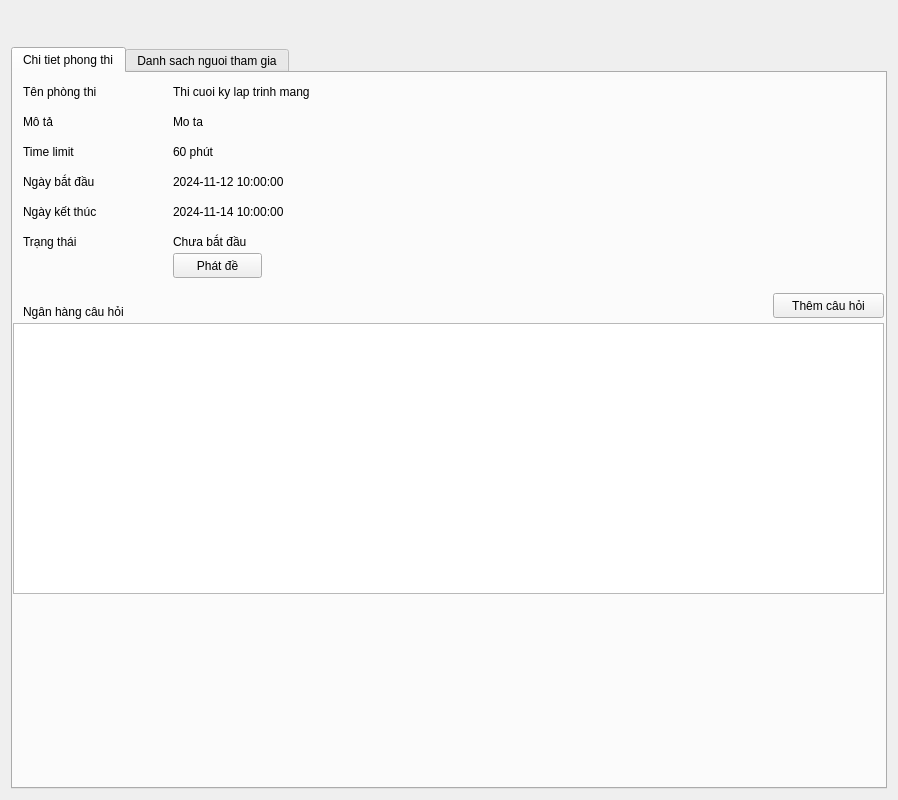
The window that frontend/examroomdialog.ui (luandv03/Quizz-app) describes before a commit, drawn with Qt 5.
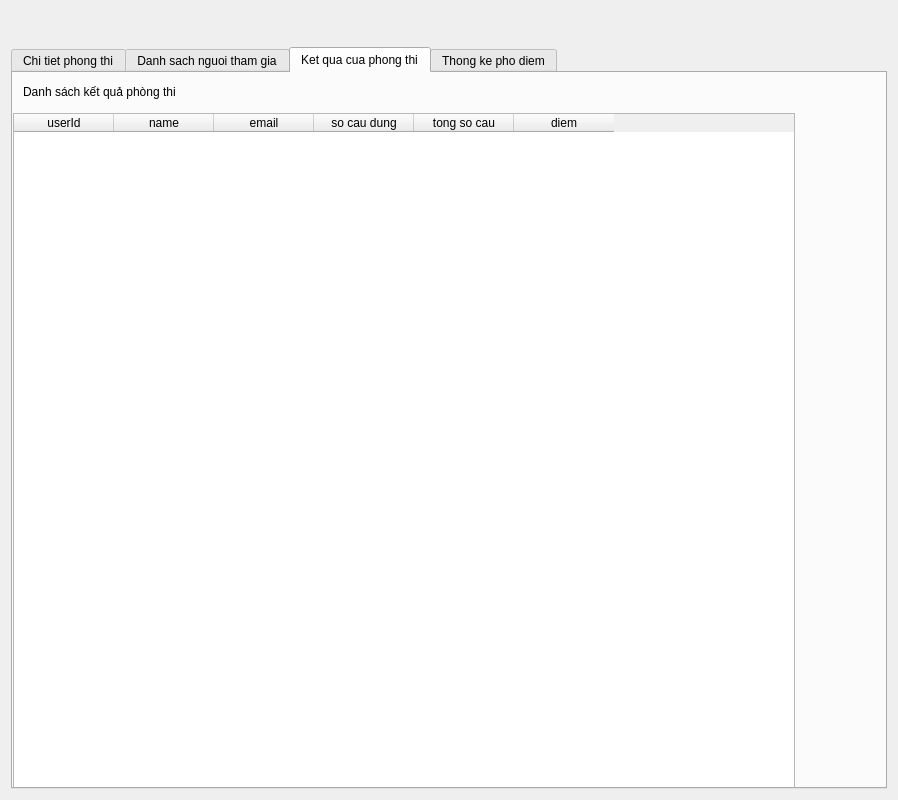
The same window after the commit. The open tabs and pages were chosen to show the change.

```diff
--- a/frontend/examroomdialog.ui
+++ b/frontend/examroomdialog.ui
@@ -407,6 +407,69 @@
        </column>
       </widget>
      </widget>
+     <widget class="QWidget" name="tabExamResult">
+      <attribute name="title">
+       <string>Ket qua cua phong thi</string>
+      </attribute>
+      <widget class="QLabel" name="label_7">
+       <property name="geometry">
+        <rect>
+         <x>10</x>
+         <y>10</y>
+         <width>241</width>
+         <height>17</height>
+        </rect>
+       </property>
+       <property name="text">
+        <string>Danh sách kết quả phòng thi</string>
+       </property>
+      </widget>
+      <widget class="QTableWidget" name="examResultTableWidget">
+       <property name="geometry">
+        <rect>
+         <x>0</x>
+         <y>40</y>
+         <width>782</width>
+         <height>684</height>
+        </rect>
+       </property>
+       <column>
+        <property name="text">
+         <string>userId</string>
+        </property>
+       </column>
+       <column>
+        <property name="text">
+         <string>name</string>
+        </property>
+       </column>
+       <column>
+        <property name="text">
+         <string>email</string>
+        </property>
+       </column>
+       <column>
+        <property name="text">
+         <string>so cau dung</string>
+        </property>
+       </column>
+       <column>
+        <property name="text">
+         <string>tong so cau</string>
+        </property>
+       </column>
+       <column>
+        <property name="text">
+         <string>diem</string>
+        </property>
+       </column>
+      </widget>
+     </widget>
+     <widget class="QWidget" name="tabExamResultChart">
+      <attribute name="title">
+       <string>Thong ke pho diem</string>
+      </attribute>
+     </widget>
     </widget>
    </item>
   </layout>
```
Left out of the diff: 38 changed lines with no effect on the pictures.
